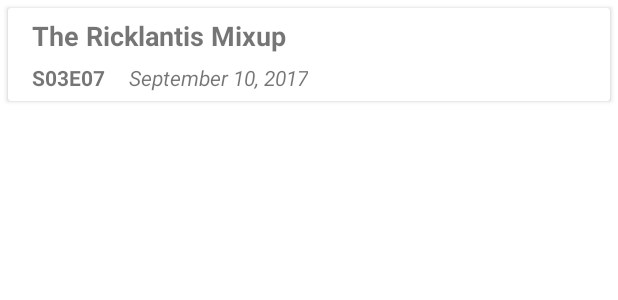
After one commit to sylv42240/clean-coding-tp, an Android app: the layout holder_episode.xml on its own in the app's theme, with its tools: preview values and no code run, on a phone screen of 412 x 824 dp. The commit adds this screen. Shown: the top 300 px of the screen. Run offline under Robolectric (Android 15) with nearby library versions, the phone set to English and light mode, and no system bars.

Commit message:
create db + episode list

```diff
--- a/app/src/main/AndroidManifest.xml
+++ b/app/src/main/AndroidManifest.xml
@@ -5,6 +5,7 @@
     <uses-permission android:name="android.permission.INTERNET"/>
 
     <application
+        android:name=".RickAndMortyApplication"
         android:allowBackup="true"
         android:icon="@mipmap/ic_launcher"
         android:label="@string/app_name"
--- a/app/src/main/java/fr/appsolute/tp/data/networking/datasource/CharacterDataSource.kt
+++ b/app/src/main/java/fr/appsolute/tp/data/networking/datasource/CharacterDataSource.kt
@@ -59,7 +59,7 @@ class CharacterDataSource private constructor(
                     if (response.information.next.isNotEmpty()) params.key + 1 else null
                 )
             } catch (e: Exception) {
-                Log.e(TAG, "loadInitial: ", e)
+                Log.e(CHARACTER_TAG, "loadInitial: ", e)
             }
         }
     }
@@ -78,7 +78,7 @@ class CharacterDataSource private constructor(
     }
 
     companion object {
-        private const val TAG: String = "CharacterDataSource"
+        private const val CHARACTER_TAG: String = "CharacterDataSource"
         private const val FIRST_KEY = 1
     }
 
--- a/app/src/main/java/fr/appsolute/tp/ui/fragment/CharacterListFragment.kt
+++ b/app/src/main/java/fr/appsolute/tp/ui/fragment/CharacterListFragment.kt
@@ -4,6 +4,7 @@ import android.os.Bundle
 import android.view.LayoutInflater
 import android.view.View
 import android.view.ViewGroup
+import android.widget.Toast
 import androidx.core.os.bundleOf
 import androidx.fragment.app.Fragment
 import androidx.lifecycle.ViewModelProvider
@@ -14,6 +15,7 @@ import fr.appsolute.tp.R
 import fr.appsolute.tp.data.model.Character
 import fr.appsolute.tp.ui.adapter.CharacterAdapter
 import fr.appsolute.tp.ui.viewmodel.CharacterViewModel
+import fr.appsolute.tp.ui.viewmodel.EpisodeViewModel
 import fr.appsolute.tp.ui.widget.holder.OnCharacterClickListener
 import kotlinx.android.synthetic.main.fragment_character_list.view.*
 
@@ -22,12 +24,14 @@ const val CHARACTER_ID_EXTRA = "charId"
 class CharacterListFragment : Fragment(), OnCharacterClickListener {
 
     private lateinit var characterViewModel: CharacterViewModel
+    private lateinit var episodeViewModel: EpisodeViewModel
     private lateinit var characterAdapter: CharacterAdapter
 
     override fun onCreate(savedInstanceState: Bundle?) {
         super.onCreate(savedInstanceState)
         activity?.run {
             characterViewModel = ViewModelProvider(this, CharacterViewModel).get()
+            episodeViewModel = ViewModelProvider(this, EpisodeViewModel).get()
         } ?: throw IllegalStateException("Invalid Activity")
     }
 
@@ -49,6 +53,7 @@ class CharacterListFragment : Fragment(), OnCharacterClickListener {
         characterViewModel.charactersPagedList.observe(this) {
             characterAdapter.submitList(it)
         }
+        episodeViewModel.getAllEpisode {}
     }
 
     // Implementation of OnCharacterClickListener
--- /dev/null
+++ b/app/src/main/res/layout/holder_episode.xml
@@ -0,0 +1,55 @@
+<?xml version="1.0" encoding="utf-8"?>
+<androidx.cardview.widget.CardView xmlns:android="http://schemas.android.com/apk/res/android"
+    xmlns:app="http://schemas.android.com/apk/res-auto"
+    xmlns:tools="http://schemas.android.com/tools"
+    android:id="@+id/holder_episode_root"
+    android:layout_width="match_parent"
+    android:layout_height="wrap_content"
+    android:layout_margin="5dp"
+    tools:context="fr.appsolute.tp.ui.widget.holder.EpisodeViewHolder"
+    tools:layout_height="62dp">
+
+
+    <androidx.constraintlayout.widget.ConstraintLayout
+        android:layout_width="match_parent"
+        android:layout_height="match_parent">
+
+        <androidx.appcompat.widget.AppCompatTextView
+            android:id="@+id/holder_episode_full_name"
+            android:layout_width="wrap_content"
+            android:layout_height="wrap_content"
+            android:textStyle="bold"
+            android:textSize="18sp"
+            android:layout_marginStart="16dp"
+            app:layout_constraintBottom_toTopOf="@id/holder_episode_season"
+            app:layout_constraintStart_toStartOf="parent"
+            app:layout_constraintTop_toTopOf="parent"
+            tools:text="The Ricklantis Mixup" />
+
+        <androidx.appcompat.widget.AppCompatTextView
+            android:id="@+id/holder_episode_season"
+            android:layout_width="wrap_content"
+            android:layout_height="wrap_content"
+            android:layout_marginStart="16dp"
+            android:textStyle="bold"
+            app:layout_constraintBottom_toBottomOf="parent"
+            app:layout_constraintStart_toStartOf="parent"
+            app:layout_constraintTop_toBottomOf="@+id/holder_episode_full_name"
+            tools:text="S03E07" />
+
+        <androidx.appcompat.widget.AppCompatTextView
+            android:id="@+id/holder_episode_date"
+            android:layout_width="wrap_content"
+            android:layout_height="wrap_content"
+            android:layout_marginStart="16dp"
+            android:textStyle="italic"
+            app:layout_constraintBottom_toBottomOf="parent"
+            app:layout_constraintStart_toEndOf="@+id/holder_episode_season"
+            app:layout_constraintTop_toBottomOf="@+id/holder_episode_full_name"
+            tools:text="September 10, 2017" />
+
+    </androidx.constraintlayout.widget.ConstraintLayout>
+
+
+
+</androidx.cardview.widget.CardView>
--- a/build.gradle
+++ b/build.gradle
@@ -47,6 +47,7 @@ ext {
     lifecycle_version = '2.2.0-rc02'
     navigation_version = '2.2.0-rc02'
     paging_version = '2.1.0'
+    room_version = '2.2.2'
     // endregion
 
     // region Networking
```
Also changed, not shown: app/build.gradle (+14 -0 lines), app/src/main/java/fr/appsolute/tp/RickAndMortyApplication.kt (added, +17 -0 lines), app/src/main/java/fr/appsolute/tp/data/database/DatabaseManager.kt (added, +52 -0 lines), app/src/main/java/fr/appsolute/tp/data/model/Episode.kt (+7 -3 lines), app/src/main/java/fr/appsolute/tp/data/networking/api/EpisodeApi.kt (added, +33 -0 lines), app/src/main/java/fr/appsolute/tp/data/repository/EpisodeRepository.kt (added, +93 -0 lines), app/src/main/java/fr/appsolute/tp/ui/adapter/EpisodeAdapter.kt (added, +35 -0 lines), app/src/main/java/fr/appsolute/tp/ui/fragment/CharacterDetailFragment.kt (+25 -1 lines), app/src/main/java/fr/appsolute/tp/ui/viewmodel/EpisodeViewModel.kt (added, +46 -0 lines), app/src/main/java/fr/appsolute/tp/ui/widget/holder/EpisodeViewHolder.kt (added, +34 -0 lines), app/src/main/res/layout/fragment_character_detail.xml (+10 -0 lines), 2 other files.
